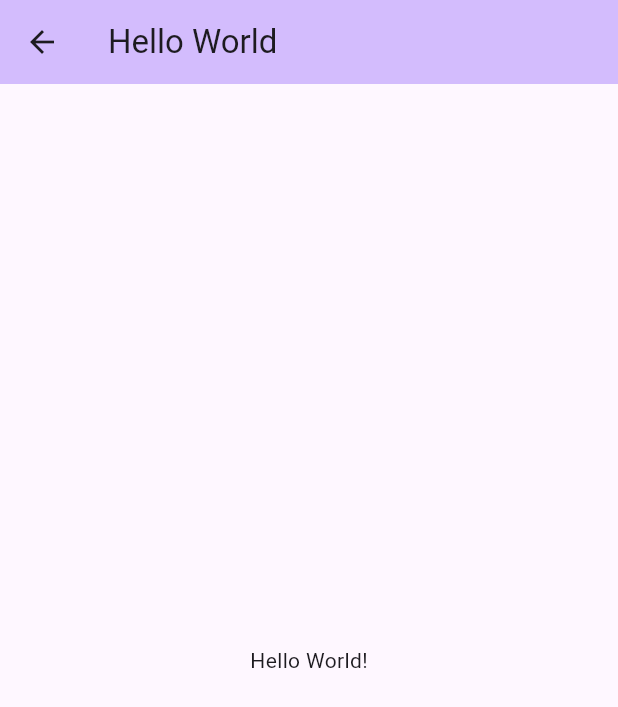
After one commit to kooltz/flutter-playground, a Flutter app: the screen it shows after launch, after a tap on "Hello World", on a phone screen of 412 x 824 dp. The commit adds this screen. Shown: the top 707 px of the screen. Run offline on Flutter 3.47's test engine with Material 3 defaults, Android fonts, the phone set to English and light mode, and no system bars.

Commit message:
hello world

```diff
--- a/lib/main.dart
+++ b/lib/main.dart
@@ -1,5 +1,6 @@
 import 'package:flutter/material.dart';
-import 'package:flutter_playground/barcode_scan_page.dart';
+
+import 'screen/hello_world.dart';
 
 void main() {
   runApp(const MyApp());
@@ -8,7 +9,6 @@ void main() {
 class MyApp extends StatelessWidget {
   const MyApp({super.key});
 
-  // This widget is the root of your application.
   @override
   Widget build(BuildContext context) {
     return MaterialApp(
@@ -17,13 +17,13 @@ class MyApp extends StatelessWidget {
         colorScheme: ColorScheme.fromSeed(seedColor: Colors.deepPurple),
         useMaterial3: true,
       ),
-      home: const MainPage(),
+      home: const HomePage(),
     );
   }
 }
 
-class MainPage extends StatelessWidget {
-  const MainPage({super.key});
+class HomePage extends StatelessWidget {
+  const HomePage({super.key});
 
   @override
   Widget build(BuildContext context) {
@@ -41,59 +41,11 @@ class MainPage extends StatelessWidget {
                         Navigator.push(
                             context,
                             MaterialPageRoute<void>(
-                                builder: (context) => const BarcodeScanPage()))
+                                builder: (context) => const HelloWorld()))
                       },
-                  child: const Text("Barcode Scan Page"))
+                  child: const Text("Hello World"))
             ],
           ),
         ));
   }
 }
-
-// class MyHomePage extends StatefulWidget {
-//   const MyHomePage({super.key, required this.title});
-
-//   final String title;
-
-//   @override
-//   State<MyHomePage> createState() => _MyHomePageState();
-// }
-
-// class _MyHomePageState extends State<MyHomePage> {
-//   int _counter = 0;
-
-//   void _incrementCounter() {
-//     setState(() {
-//       _counter++;
-//     });
-//   }
-
-//   @override
-//   Widget build(BuildContext context) {
-//     return Scaffold(
-//       appBar: AppBar(
-//         backgroundColor: Theme.of(context).colorScheme.inversePrimary,
-//         title: Text(widget.title),
-//       ),
-//       body: Center(
-//         child: Column(
-//           mainAxisAlignment: MainAxisAlignment.center,
-//           children: <Widget>[
-//             const Text(
-//               'You have pushed the button this many times:',
-//             ),
-//             Text(
-//               '$_counter',
-//               style: Theme.of(context).textTheme.headlineMedium,
-//             ),
-//           ],
-//         ),
-//       ),
-//       floatingActionButton: FloatingActionButton(
-//         onPressed: _incrementCounter,
-//         tooltip: 'Increment',
-//         child: const Icon(Icons.add),
-//       ),
-//     );
-//   }
-// }
--- /dev/null
+++ b/lib/screen/hello_world.dart
@@ -0,0 +1,20 @@
+import 'package:flutter/material.dart';
+
+class HelloWorld extends StatelessWidget {
+  const HelloWorld({super.key});
+
+  @override
+  Widget build(BuildContext context) {
+    return Scaffold(
+        appBar: AppBar(
+          backgroundColor: Theme.of(context).colorScheme.inversePrimary,
+          title: const Text("Hello World"),
+        ),
+        body: const Center(
+          child: Text(
+            'Hello World!',
+            textDirection: TextDirection.ltr,
+          ),
+        ));
+  }
+}
--- a/pubspec.yaml
+++ b/pubspec.yaml
@@ -35,7 +35,6 @@ dependencies:
   # The following adds the Cupertino Icons font to your application.
   # Use with the CupertinoIcons class for iOS style icons.
   cupertino_icons: ^1.0.6
-  mobile_scanner: ^4.0.1
 
 dev_dependencies:
   flutter_test:
```
Also changed, not shown: lib/barcode_scan_page.dart (deleted, +0 -31 lines), pubspec.lock, 1 other file.
